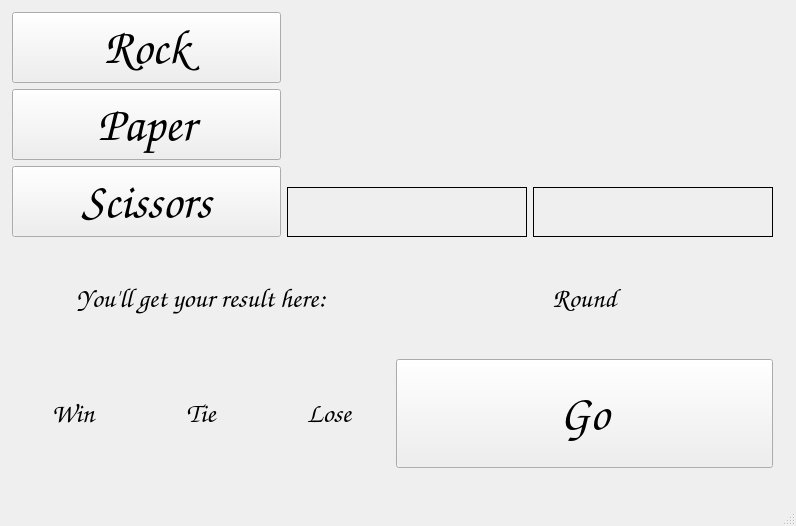
Before: the Qt Designer form mainwindow.ui in DucDung-oreo/rock_paper_scissors, drawn with Qt 5.
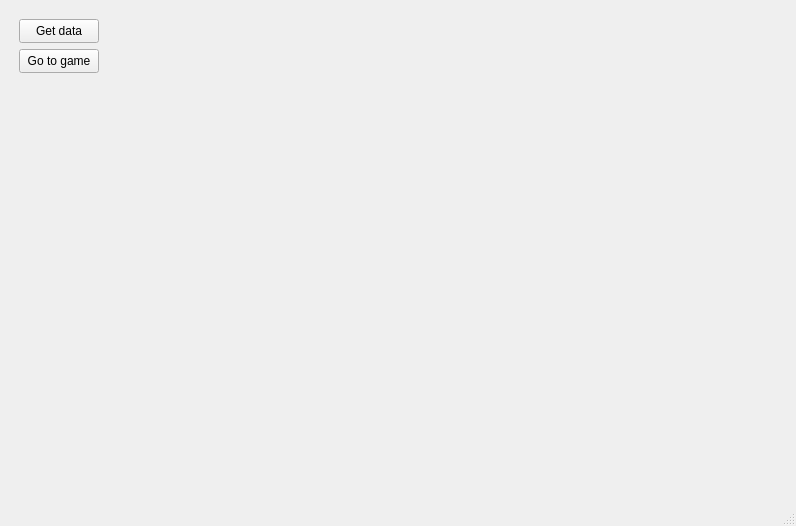
After: the same form once the commit is applied. The open tabs and pages were chosen to show the change. Icons and pictures are not drawn.

Patch:
```diff
--- a/mainwindow.ui
+++ b/mainwindow.ui
@@ -20,15 +20,15 @@
    <string>MainWindow</string>
   </property>
   <widget class="QWidget" name="centralwidget">
-   <widget class="QWidget" name="">
-    <property name="geometry">
-     <rect>
-      <x>12</x>
-      <y>12</y>
-      <width>761</width>
-      <height>456</height>
-     </rect>
-    </property>
+   <layout class="QHBoxLayout" name="horizontalLayout_4">
+    <item>
+     <widget class="QStackedWidget" name="stackedWidget">
+      <property name="currentIndex">
+       <number>0</number>
+      </property>
+      <widget class="QWidget" name="gamePage">
+       <layout class="QVBoxLayout" name="verticalLayout_7">
+        <item>
     <layout class="QVBoxLayout" name="verticalLayout_6">
      <item>
       <layout class="QHBoxLayout" name="horizontalLayout">
@@ -387,7 +387,40 @@
       </layout>
      </item>
     </layout>
-   </widget>
+        </item>
+       </layout>
+      </widget>
+      <widget class="QWidget" name="introPage">
+       <widget class="QPushButton" name="goToGameButton">
+        <property name="geometry">
+         <rect>
+          <x>10</x>
+          <y>40</y>
+          <width>80</width>
+          <height>24</height>
+         </rect>
+        </property>
+        <property name="text">
+         <string>Go to game</string>
+        </property>
+       </widget>
+       <widget class="QPushButton" name="getDataButton">
+        <property name="geometry">
+         <rect>
+          <x>10</x>
+          <y>10</y>
+          <width>80</width>
+          <height>24</height>
+         </rect>
+        </property>
+        <property name="text">
+         <string>Get data</string>
+        </property>
+       </widget>
+      </widget>
+     </widget>
+    </item>
+   </layout>
   </widget>
   <widget class="QMenuBar" name="menubar">
    <property name="geometry">
```
Left out of the diff: 2 changed lines with no effect on the pictures. Lines whose indentation alone changed are shown as unchanged.
